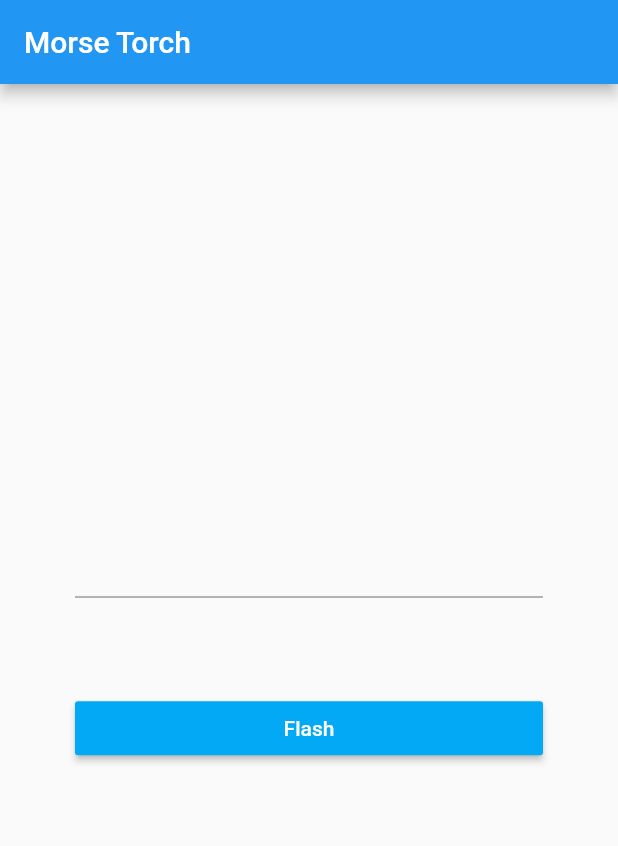
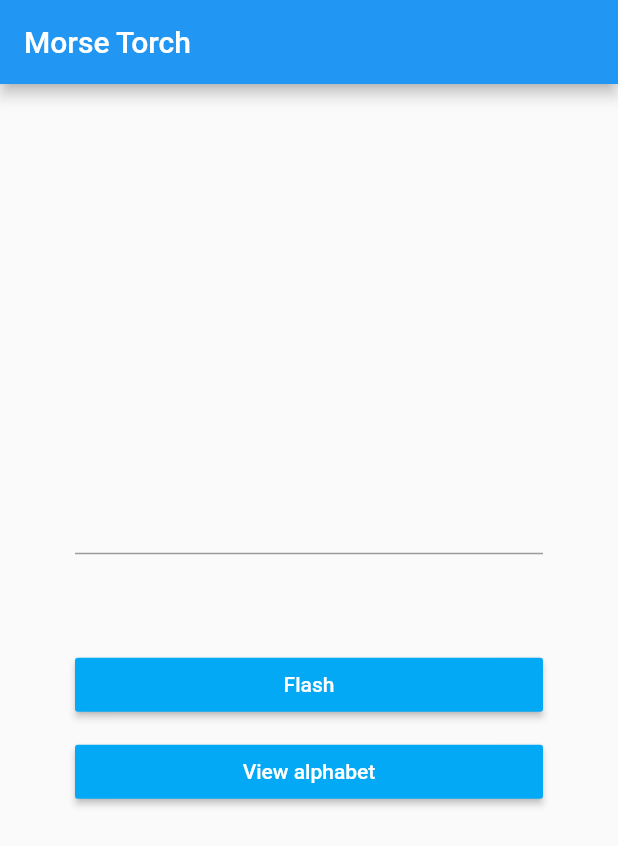
Before and after one commit to Ethirallan/MorseTorch, a Flutter app: the screen it shows after launch, on a phone screen of 412 x 824 dp. Shown: the top 846 px of the screen. Run offline on Flutter 3.47's test engine with Material 2 defaults, Android fonts, the phone set to English and light mode, and no system bars; our stand-ins replace flutter_staggered_animations; missing offline and left inert: torch_compat.

```diff
--- a/lib/home_page.dart
+++ b/lib/home_page.dart
@@ -1,4 +1,5 @@
 import 'package:flutter/material.dart';
+import 'package:morsetorch/alphabet_page.dart';
 import 'package:torch_compat/torch_compat.dart';
 
 import 'constants.dart';
@@ -9,7 +10,6 @@ class HomePage extends StatefulWidget {
 }
 
 class _HomePageState extends State<HomePage> {
-
   TextEditingController textCtrl = new TextEditingController();
 
   int unit = 200;
@@ -98,8 +98,7 @@ class _HomePageState extends State<HomePage> {
   void hideKeyboard() {
     FocusScopeNode currentFocus = FocusScope.of(context);
 
-    if (!currentFocus.hasPrimaryFocus &&
-        currentFocus.focusedChild != null) {
+    if (!currentFocus.hasPrimaryFocus && currentFocus.focusedChild != null) {
       currentFocus.focusedChild.unfocus();
     }
   }
@@ -122,23 +121,59 @@ class _HomePageState extends State<HomePage> {
                 child: TextFormField(
                   controller: textCtrl,
                   textCapitalization: TextCapitalization.characters,
+                  onChanged: (val) {
+                    setState(() {});
+                  },
+                  decoration: InputDecoration(
+                    suffixIcon: textCtrl.text.length > 0
+                        ? IconButton(
+                            icon: Icon(
+                              Icons.clear,
+                              color: Colors.red,
+                            ),
+                            onPressed: () {
+                              textCtrl.clear();
+                              setState(() {});
+                            },
+                          )
+                        : null,
+                  ),
                 ),
               ),
-              SizedBox(height: 20,),
+              SizedBox(
+                height: 20,
+              ),
               progress != null
-                  ? LinearProgressIndicator(value: progress,)
+                  ? LinearProgressIndicator(
+                      value: progress,
+                    )
                   : Container(),
               SizedBox(
                 height: 10,
               ),
-              Text(flashingCode, textAlign: TextAlign.center,
-                style: TextStyle(fontWeight: FontWeight.bold, fontSize: 20),),
-              SizedBox(height: 10,),
+              Text(
+                flashingCode,
+                textAlign: TextAlign.center,
+                style: TextStyle(fontWeight: FontWeight.bold, fontSize: 20),
+              ),
+              SizedBox(
+                height: 10,
+              ),
               RaisedButton(
                 color: Colors.lightBlue,
                 textColor: Colors.white,
                 child: Text('Flash'),
                 onPressed: flashing ? null : flashText,
+              ),
+              SizedBox(
+                height: 10,
+              ),
+              RaisedButton(
+                color: Colors.lightBlue,
+                textColor: Colors.white,
+                child: Text('View alphabet'),
+                onPressed: () => Navigator.push(context,
+                    MaterialPageRoute(builder: (context) => AlphabetPage())),
               ),
             ],
           ),
--- a/pubspec.yaml
+++ b/pubspec.yaml
@@ -29,6 +29,7 @@ dependencies:
   # Use with the CupertinoIcons class for iOS style icons.
   cupertino_icons: ^0.1.3
   torch_compat: ^1.0.2
+  flutter_staggered_animations: ^0.1.2
 
 dev_dependencies:
   flutter_test:
```
Also changed, not shown: lib/alphabet_page.dart (added, +52 -0 lines), pubspec.lock, 1 other file.
